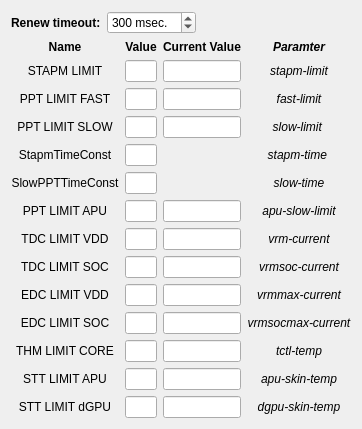
This is CtrlInfoWidget.ui in xodj/RyzenAdjCtrl as Qt 5 draws it before an edit. The edited form follows.
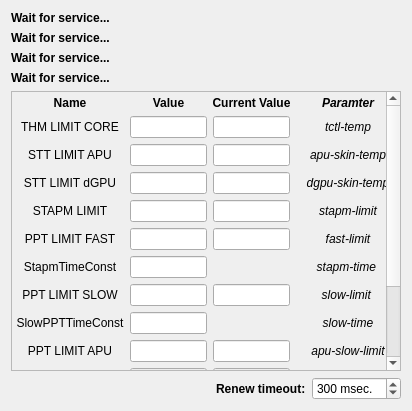
This is the edited form.

Patch:
```diff
--- a/CtrlInfoWidget.ui
+++ b/CtrlInfoWidget.ui
@@ -6,8 +6,8 @@
    <rect>
     <x>0</x>
     <y>0</y>
-    <width>357</width>
-    <height>399</height>
+    <width>408</width>
+    <height>411</height>
    </rect>
   </property>
   <property name="minimumSize">
@@ -19,74 +19,120 @@
   <property name="windowTitle">
    <string>Form</string>
   </property>
+  <layout class="QVBoxLayout" name="verticalLayout_2">
+   <item>
+    <layout class="QGridLayout" name="gridLayout">
+     <item row="1" column="0">
+      <widget class="QLabel" name="biosVersion">
+       <property name="font">
+        <font>
+         <weight>75</weight>
+         <bold>true</bold>
+        </font>
+       </property>
+       <property name="text">
+        <string>Wait for service...</string>
+       </property>
+      </widget>
+     </item>
+     <item row="2" column="0">
+      <widget class="QLabel" name="pmTableVersion">
+       <property name="font">
+        <font>
+         <weight>75</weight>
+         <bold>true</bold>
+        </font>
+       </property>
+       <property name="text">
+        <string>Wait for service...</string>
+       </property>
+      </widget>
+     </item>
+     <item row="0" column="0">
+      <widget class="QLabel" name="ryzenFamily">
+       <property name="font">
+        <font>
+         <weight>75</weight>
+         <bold>true</bold>
+        </font>
+       </property>
+       <property name="text">
+        <string>Wait for service...</string>
+       </property>
+      </widget>
+     </item>
+     <item row="3" column="0">
+      <widget class="QLabel" name="ryzenAdjVersion">
+       <property name="font">
+        <font>
+         <weight>75</weight>
+         <bold>true</bold>
+        </font>
+       </property>
+       <property name="text">
+        <string>Wait for service...</string>
+       </property>
+      </widget>
+     </item>
+    </layout>
+   </item>
+   <item>
+    <widget class="QScrollArea" name="scrollArea">
+     <property name="minimumSize">
+      <size>
+       <width>390</width>
+       <height>0</height>
+      </size>
+     </property>
+     <property name="horizontalScrollBarPolicy">
+      <enum>Qt::ScrollBarAlwaysOff</enum>
+     </property>
+     <property name="sizeAdjustPolicy">
+      <enum>QAbstractScrollArea::AdjustToContents</enum>
+     </property>
+     <property name="widgetResizable">
+      <bool>true</bool>
+     </property>
+     <widget class="QWidget" name="scrollAreaWidgetContents">
+      <property name="geometry">
+       <rect>
+        <x>0</x>
+        <y>0</y>
+        <width>371</width>
+        <height>361</height>
+       </rect>
+      </property>
   <layout class="QVBoxLayout" name="verticalLayout">
-   <item>
-    <layout class="QHBoxLayout" name="horizontalLayout">
-     <item>
-      <widget class="QLabel" name="label">
-       <property name="font">
-        <font>
-         <weight>75</weight>
-         <bold>true</bold>
-        </font>
+       <property name="leftMargin">
+        <number>4</number>
        </property>
-       <property name="text">
-        <string>Renew timeout:</string>
+       <property name="topMargin">
+        <number>4</number>
        </property>
-      </widget>
-     </item>
-     <item>
-      <widget class="QSpinBox" name="spinBox">
-       <property name="suffix">
-        <string> msec.</string>
+       <property name="rightMargin">
+        <number>4</number>
        </property>
-       <property name="minimum">
-        <number>100</number>
+       <property name="bottomMargin">
+        <number>4</number>
        </property>
-       <property name="maximum">
-        <number>3600</number>
-       </property>
-       <property name="singleStep">
-        <number>100</number>
-       </property>
-       <property name="value">
-        <number>300</number>
-       </property>
-      </widget>
-     </item>
-     <item>
-      <spacer name="horizontalSpacer">
-       <property name="orientation">
-        <enum>Qt::Horizontal</enum>
-       </property>
-       <property name="sizeHint" stdset="0">
-        <size>
-         <width>40</width>
-         <height>20</height>
-        </size>
-       </property>
-      </spacer>
-     </item>
-    </layout>
-   </item>
    <item>
     <layout class="QGridLayout" name="gridLayout_2">
      <item row="5" column="4">
-      <widget class="QLabel" name="label_19">
+          <widget class="QLabel" name="label_33">
        <property name="font">
         <font>
          <italic>true</italic>
         </font>
        </property>
        <property name="text">
-        <string>slow-time</string>
+            <string>fast-limit</string>
        </property>
        <property name="alignment">
         <set>Qt::AlignCenter</set>
        </property>
       </widget>
      </item>
-     <item row="10" column="0">
+         <item row="15" column="0">
       <widget class="QLabel" name="label_15">
        <property name="text">
         <string>EDC LIMIT SOC</string>
@@ -96,56 +142,57 @@
        </property>
       </widget>
      </item>
-     <item row="7" column="3">
-      <widget class="QLineEdit" name="vrm_current_value">
+         <item row="4" column="3">
+          <widget class="QLineEdit" name="stapm_value">
        <property name="readOnly">
         <bool>true</bool>
        </property>
       </widget>
      </item>
-     <item row="7" column="0">
-      <widget class="QLabel" name="label_12">
+         <item row="0" column="3">
+          <widget class="QLabel" name="label_8">
+           <property name="minimumSize">
+            <size>
+             <width>77</width>
+             <height>0</height>
+            </size>
+           </property>
+           <property name="font">
+            <font>
+             <weight>75</weight>
+             <bold>true</bold>
+            </font>
+           </property>
+           <property name="layoutDirection">
+            <enum>Qt::LeftToRight</enum>
+           </property>
        <property name="text">
-        <string>TDC LIMIT VDD</string>
-       </property>
+            <string>Current Value</string>
+           </property>
+           <property name="textFormat">
+            <enum>Qt::AutoText</enum>
+           </property>
        <property name="alignment">
         <set>Qt::AlignCenter</set>
        </property>
       </widget>
      </item>
-     <item row="9" column="2">
-      <widget class="QLineEdit" name="vrmmax_current">
-       <property name="readOnly">
-        <bool>true</bool>
+         <item row="1" column="4">
+          <widget class="QLabel" name="label_27">
+           <property name="font">
+            <font>
+             <italic>true</italic>
+            </font>
+           </property>
+           <property name="text">
+            <string>tctl-temp</string>
+           </property>
+           <property name="alignment">
+            <set>Qt::AlignCenter</set>
        </property>
       </widget>
      </item>
      <item row="2" column="4">
-      <widget class="QLabel" name="label_33">
-       <property name="font">
-        <font>
-         <italic>true</italic>
-        </font>
-       </property>
-       <property name="text">
-        <string>fast-limit</string>
-       </property>
-       <property name="alignment">
-        <set>Qt::AlignCenter</set>
-       </property>
-      </widget>
-     </item>
-     <item row="11" column="0">
-      <widget class="QLabel" name="label_16">
-       <property name="text">
-        <string>THM LIMIT CORE</string>
-       </property>
-       <property name="alignment">
-        <set>Qt::AlignCenter</set>
-       </property>
-      </widget>
-     </item>
-     <item row="12" column="4">
       <widget class="QLabel" name="label_29">
        <property name="font">
         <font>
@@ -160,29 +207,298 @@
        </property>
       </widget>
      </item>
-     <item row="7" column="4">
-      <widget class="QLabel" name="label_22">
+         <item row="13" column="2">
+          <widget class="QLineEdit" name="vrmsoc_current">
+           <property name="readOnly">
+            <bool>true</bool>
+           </property>
+          </widget>
+         </item>
+         <item row="9" column="4">
+          <widget class="QLabel" name="label_19">
        <property name="font">
         <font>
          <italic>true</italic>
         </font>
        </property>
        <property name="text">
-        <string>vrm-current</string>
+            <string>slow-time</string>
        </property>
        <property name="alignment">
         <set>Qt::AlignCenter</set>
        </property>
       </widget>
      </item>
-     <item row="2" column="3">
+         <item row="15" column="3">
+          <widget class="QLineEdit" name="vrmsocmax_current_value">
+           <property name="readOnly">
+            <bool>true</bool>
+           </property>
+          </widget>
+         </item>
+         <item row="5" column="3">
       <widget class="QLineEdit" name="fast_value">
        <property name="readOnly">
         <bool>true</bool>
        </property>
       </widget>
      </item>
+         <item row="12" column="3">
+          <widget class="QLineEdit" name="vrmmax_current_value">
+           <property name="readOnly">
+            <bool>true</bool>
+           </property>
+          </widget>
+         </item>
+         <item row="10" column="3">
+          <widget class="QLineEdit" name="apu_slow_value">
+           <property name="readOnly">
+            <bool>true</bool>
+           </property>
+          </widget>
+         </item>
+         <item row="10" column="0">
+          <widget class="QLabel" name="label_11">
+           <property name="text">
+            <string>PPT LIMIT APU</string>
+           </property>
+           <property name="alignment">
+            <set>Qt::AlignCenter</set>
+           </property>
+          </widget>
+         </item>
+         <item row="15" column="2">
+          <widget class="QLineEdit" name="vrmsocmax_current">
+           <property name="readOnly">
+            <bool>true</bool>
+           </property>
+          </widget>
+         </item>
+         <item row="2" column="0">
+          <widget class="QLabel" name="label_25">
+           <property name="text">
+            <string>STT LIMIT APU</string>
+           </property>
+           <property name="alignment">
+            <set>Qt::AlignCenter</set>
+           </property>
+          </widget>
+         </item>
+         <item row="0" column="0">
+          <widget class="QLabel" name="label_2">
+           <property name="minimumSize">
+            <size>
+             <width>77</width>
+             <height>0</height>
+            </size>
+           </property>
+           <property name="font">
+            <font>
+             <weight>75</weight>
+             <bold>true</bold>
+            </font>
+           </property>
+           <property name="layoutDirection">
+            <enum>Qt::LeftToRight</enum>
+           </property>
+           <property name="text">
+            <string>Name</string>
+           </property>
+           <property name="textFormat">
+            <enum>Qt::AutoText</enum>
+           </property>
+           <property name="alignment">
+            <set>Qt::AlignCenter</set>
+           </property>
+          </widget>
+         </item>
+         <item row="1" column="0">
+          <widget class="QLabel" name="label_16">
+           <property name="text">
+            <string>THM LIMIT CORE</string>
+           </property>
+           <property name="alignment">
+            <set>Qt::AlignCenter</set>
+           </property>
+          </widget>
+         </item>
+         <item row="0" column="2">
+          <widget class="QLabel" name="label_7">
+           <property name="minimumSize">
+            <size>
+             <width>77</width>
+             <height>0</height>
+            </size>
+           </property>
+           <property name="sizeIncrement">
+            <size>
+             <width>0</width>
+             <height>0</height>
+            </size>
+           </property>
+           <property name="font">
+            <font>
+             <weight>75</weight>
+             <bold>true</bold>
+            </font>
+           </property>
+           <property name="layoutDirection">
+            <enum>Qt::LeftToRight</enum>
+           </property>
+           <property name="text">
+            <string>Value</string>
+           </property>
+           <property name="textFormat">
+            <enum>Qt::AutoText</enum>
+           </property>
+           <property name="alignment">
+            <set>Qt::AlignCenter</set>
+           </property>
+          </widget>
+         </item>
+         <item row="3" column="0">
+          <widget class="QLabel" name="label_24">
+           <property name="text">
+            <string>STT LIMIT dGPU</string>
+           </property>
+           <property name="alignment">
+            <set>Qt::AlignCenter</set>
+           </property>
+          </widget>
+         </item>
+         <item row="3" column="3">
+          <widget class="QLineEdit" name="dgpu_skin_temp_value">
+           <property name="readOnly">
+            <bool>true</bool>
+           </property>
+          </widget>
+         </item>
+         <item row="1" column="2">
+          <widget class="QLineEdit" name="tctl_temp">
+           <property name="readOnly">
+            <bool>true</bool>
+           </property>
+          </widget>
+         </item>
+         <item row="5" column="0">
+          <widget class="QLabel" name="label_4">
+           <property name="text">
+            <string>PPT LIMIT FAST</string>
+           </property>
+           <property name="alignment">
+            <set>Qt::AlignCenter</set>
+           </property>
+          </widget>
+         </item>
+         <item row="0" column="4">
+          <widget class="QLabel" name="label_9">
+           <property name="minimumSize">
+            <size>
+             <width>77</width>
+             <height>0</height>
+            </size>
+           </property>
+           <property name="font">
+            <font>
+             <weight>75</weight>
+             <italic>true</italic>
+             <bold>true</bold>
+            </font>
+           </property>
+           <property name="layoutDirection">
+            <enum>Qt::LeftToRight</enum>
+           </property>
+           <property name="text">
+            <string>Paramter</string>
+           </property>
+           <property name="textFormat">
+            <enum>Qt::AutoText</enum>
+           </property>
+           <property name="alignment">
+            <set>Qt::AlignCenter</set>
+           </property>
+          </widget>
+         </item>
      <item row="10" column="4">
+          <widget class="QLabel" name="label_21">
+           <property name="font">
+            <font>
+             <italic>true</italic>
+            </font>
+           </property>
+           <property name="text">
+            <string>apu-slow-limit</string>
+           </property>
+           <property name="alignment">
+            <set>Qt::AlignCenter</set>
+           </property>
+          </widget>
+         </item>
+         <item row="3" column="4">
+          <widget class="QLabel" name="label_30">
+           <property name="font">
+            <font>
+             <italic>true</italic>
+            </font>
+           </property>
+           <property name="text">
+            <string>dgpu-skin-temp</string>
+           </property>
+           <property name="alignment">
+            <set>Qt::AlignCenter</set>
+           </property>
+          </widget>
+         </item>
+         <item row="13" column="0">
+          <widget class="QLabel" name="label_13">
+           <property name="text">
+            <string>TDC LIMIT SOC</string>
+           </property>
+           <property name="alignment">
+            <set>Qt::AlignCenter</set>
+           </property>
+          </widget>
+         </item>
+         <item row="12" column="2">
+          <widget class="QLineEdit" name="vrmmax_current">
+           <property name="readOnly">
+            <bool>true</bool>
+           </property>
+          </widget>
+         </item>
+         <item row="7" column="4">
+          <widget class="QLabel" name="label_18">
+           <property name="font">
+            <font>
+             <italic>true</italic>
+            </font>
+           </property>
+           <property name="text">
+            <string>slow-limit </string>
+           </property>
+           <property name="alignment">
+            <set>Qt::AlignCenter</set>
+           </property>
+          </widget>
+         </item>
+         <item row="7" column="0">
+          <widget class="QLabel" name="label_5">
+           <property name="text">
+            <string>PPT LIMIT SLOW</string>
+           </property>
+           <property name="alignment">
+            <set>Qt::AlignCenter</set>
+           </property>
+          </widget>
+         </item>
+         <item row="2" column="3">
+          <widget class="QLineEdit" name="apu_skin_temp_value">
+           <property name="readOnly">
+            <bool>true</bool>
+           </property>
+          </widget>
+         </item>
+         <item row="15" column="4">
       <widget class="QLabel" name="label_28">
        <property name="font">
         <font>
@@ -197,36 +513,70 @@
        </property>
       </widget>
      </item>
+         <item row="11" column="2">
+          <widget class="QLineEdit" name="vrm_current">
+           <property name="readOnly">
+            <bool>true</bool>
+           </property>
+          </widget>
+         </item>
+         <item row="9" column="0">
+          <widget class="QLabel" name="label_10">
+           <property name="text">
+            <string>SlowPPTTimeConst</string>
+           </property>
+           <property name="alignment">
+            <set>Qt::AlignCenter</set>
+           </property>
+          </widget>
+         </item>
+         <item row="1" column="3">
+          <widget class="QLineEdit" name="tctl_temp_value">
+           <property name="readOnly">
+            <bool>true</bool>
+           </property>
+          </widget>
+         </item>
+         <item row="11" column="0">
+          <widget class="QLabel" name="label_12">
+           <property name="text">
+            <string>TDC LIMIT VDD</string>
+           </property>
+           <property name="alignment">
+            <set>Qt::AlignCenter</set>
+           </property>
+          </widget>
+         </item>
      <item row="5" column="2">
-      <widget class="QLineEdit" name="slow_time">
+          <widget class="QLineEdit" name="fast_limit">
        <property name="readOnly">
         <bool>true</bool>
        </property>
       </widget>
      </item>
-     <item row="11" column="4">
-      <widget class="QLabel" name="label_27">
+         <item row="7" column="3">
+          <widget class="QLineEdit" name="slow_value">
+           <property name="readOnly">
+            <bool>true</bool>
+           </property>
+          </widget>
+         </item>
+         <item row="13" column="4">
+          <widget class="QLabel" name="label_26">
        <property name="font">
         <font>
          <italic>true</italic>
         </font>
        </property>
        <property name="text">
-        <string>tctl-temp</string>
+            <string>vrmsoc-current</string>
        </property>
        <property name="alignment">
         <set>Qt::AlignCenter</set>
        </property>
       </widget>
      </item>
-     <item row="8" column="3">
-      <widget class="QLineEdit" name="vrmsoc_current_value">
-       <property name="readOnly">
-        <bool>true</bool>
-       </property>
-      </widget>
-     </item>
-     <item row="1" column="0">
+         <item row="4" column="0">
       <widget class="QLabel" name="label_3">
        <property name="text">
         <string>STAPM LIMIT</string>
@@ -236,21 +586,42 @@
        </property>
       </widget>
      </item>
-     <item row="12" column="2">
-      <widget class="QLineEdit" name="apu_skin_temp_limit">
-       <property name="readOnly">
-        <bool>true</bool>
-       </property>
-      </widget>
-     </item>
      <item row="7" column="2">
-      <widget class="QLineEdit" name="vrm_current">
+          <widget class="QLineEdit" name="slow_limit">
        <property name="readOnly">
         <bool>true</bool>
        </property>
       </widget>
      </item>
-     <item row="1" column="4">
+         <item row="3" column="2">
+          <widget class="QLineEdit" name="dgpu_skin_temp_limit">
+           <property name="readOnly">
+            <bool>true</bool>
+           </property>
+          </widget>
+         </item>
+         <item row="9" column="2">
+          <widget class="QLineEdit" name="slow_time">
+           <property name="readOnly">
+            <bool>true</bool>
+           </property>
+          </widget>
+         </item>
+         <item row="10" column="2">
+          <widget class="QLineEdit" name="apu_slow_limit">
+           <property name="readOnly">
+            <bool>true</bool>
+           </property>
+          </widget>
+         </item>
+         <item row="4" column="2">
+          <widget class="QLineEdit" name="stapm_limit">
+           <property name="readOnly">
+            <bool>true</bool>
+           </property>
+          </widget>
+         </item>
+         <item row="4" column="4">
       <widget class="QLabel" name="label_17">
        <property name="font">
         <font>
@@ -265,44 +636,7 @@
        </property>
       </widget>
      </item>
-     <item row="0" column="2">
-      <widget class="QLabel" name="label_7">
-       <property name="font">
-        <font>
-         <weight>75</weight>
-         <bold>true</bold>
-        </font>
-       </property>
-       <property name="layoutDirection">
-        <enum>Qt::LeftToRight</enum>
-       </property>
-       <property name="text">
-        <string>Value</string>
-       </property>
-       <property name="textFormat">
-        <enum>Qt::AutoText</enum>
-       </property>
-       <property name="alignment">
-        <set>Qt::AlignCenter</set>
-       </property>
-      </widget>
-     </item>
-     <item row="3" column="4">
-      <widget class="QLabel" name="label_18">
-       <property name="font">
-        <font>
-         <italic>true</italic>
-        </font>
-       </property>
-       <property name="text">
-        <string>slow-limit </string>
-       </property>
-       <property name="alignment">
-        <set>Qt::AlignCenter</set>
-       </property>
-      </widget>
-     </item>
-     <item row="9" column="0">
+         <item row="12" column="0">
       <widget class="QLabel" name="label_14">
        <property name="text">
         <string>EDC LIMIT VDD</string>
@@ -312,92 +646,14 @@
        </property>
       </widget>
      </item>
-     <item row="3" column="0">
-      <widget class="QLabel" name="label_5">
-       <property name="text">
-        <string>PPT LIMIT SLOW</string>
-       </property>
-       <property name="alignment">
-        <set>Qt::AlignCenter</set>
-       </property>
-      </widget>
-     </item>
-     <item row="3" column="2">
-      <widget class="QLineEdit" name="slow_limit">
+         <item row="2" column="2">
+          <widget class="QLineEdit" name="apu_skin_temp_limit">
        <property name="readOnly">
         <bool>true</bool>
        </property>
       </widget>
      </item>
-     <item row="13" column="4">
-      <widget class="QLabel" name="label_30">
-       <property name="font">
-        <font>
-         <italic>true</italic>
-        </font>
-       </property>
-       <property name="text">
-        <string>dgpu-skin-temp</string>
-       </property>
-       <property name="alignment">
-        <set>Qt::AlignCenter</set>
-       </property>
-      </widget>
-     </item>
-     <item row="4" column="4">
-      <widget class="QLabel" name="label_20">
-       <property name="font">
-        <font>
-         <italic>true</italic>
-        </font>
-       </property>
-       <property name="text">
-        <string>stapm-time </string>
-       </property>
-       <property name="alignment">
-        <set>Qt::AlignCenter</set>
-       </property>
-      </widget>
-     </item>
-     <item row="4" column="2">
-      <widget class="QLineEdit" name="stapm_time">
-       <property name="readOnly">
-        <bool>true</bool>
-       </property>
-      </widget>
-     </item>
-     <item row="11" column="3">
-      <widget class="QLineEdit" name="tctl_temp_value">
-       <property name="readOnly">
-        <bool>true</bool>
-       </property>
-      </widget>
-     </item>
-     <item row="3" column="3">
-      <widget class="QLineEdit" name="slow_value">
-       <property name="readOnly">
-        <bool>true</bool>
-       </property>
-      </widget>
-     </item>
-     <item row="2" column="0">
-      <widget class="QLabel" name="label_4">
-       <property name="text">
-        <string>PPT LIMIT FAST</string>
-       </property>
-       <property name="alignment">
-        <set>Qt::AlignCenter</set>
-       </property>
-      </widget>
-     </item>
-     <item row="8" column="2">
-      <widget class="QLineEdit" name="vrmsoc_current">
-       <property name="readOnly">
-        <bool>true</bool>
-       </property>
-      </widget>
-     </item>
-     <item row="9" column="4">
+         <item row="12" column="4">
       <widget class="QLabel" name="label_23">
        <property name="font">
         <font>
@@ -412,36 +668,36 @@
        </property>
       </widget>
      </item>
-     <item row="13" column="2">
-      <widget class="QLineEdit" name="dgpu_skin_temp_limit">
-       <property name="readOnly">
-        <bool>true</bool>
-       </property>
-      </widget>
-     </item>
-     <item row="9" column="3">
-      <widget class="QLineEdit" name="vrmmax_current_value">
-       <property name="readOnly">
-        <bool>true</bool>
-       </property>
-      </widget>
-     </item>
-     <item row="6" column="4">
-      <widget class="QLabel" name="label_21">
+         <item row="11" column="4">
+          <widget class="QLabel" name="label_22">
        <property name="font">
         <font>
          <italic>true</italic>
         </font>
        </property>
        <property name="text">
-        <string>apu-slow-limit</string>
+            <string>vrm-current</string>
        </property>
        <property name="alignment">
         <set>Qt::AlignCenter</set>
        </property>
       </widget>
      </item>
-     <item row="4" column="0">
+         <item row="13" column="3">
+          <widget class="QLineEdit" name="vrmsoc_current_value">
+           <property name="readOnly">
+            <bool>true</bool>
+           </property>
+          </widget>
+         </item>
+         <item row="11" column="3">
+          <widget class="QLineEdit" name="vrm_current_value">
+           <property name="readOnly">
+            <bool>true</bool>
+           </property>
+          </widget>
+         </item>
+         <item row="6" column="0">
       <widget class="QLabel" name="label_6">
        <property name="text">
         <string>StapmTimeConst</string>
@@ -451,205 +707,78 @@
        </property>
       </widget>
      </item>
-     <item row="12" column="3">
-      <widget class="QLineEdit" name="apu_skin_temp_value">
-       <property name="readOnly">
-        <bool>true</bool>
-       </property>
-      </widget>
-     </item>
-     <item row="8" column="4">
-      <widget class="QLabel" name="label_26">
-       <property name="font">
-        <font>
-         <italic>true</italic>
-        </font>
-       </property>
-       <property name="text">
-        <string>vrmsoc-current</string>
-       </property>
-       <property name="alignment">
-        <set>Qt::AlignCenter</set>
-       </property>
-      </widget>
-     </item>
-     <item row="8" column="0">
-      <widget class="QLabel" name="label_13">
-       <property name="text">
-        <string>TDC LIMIT SOC</string>
-       </property>
-       <property name="alignment">
-        <set>Qt::AlignCenter</set>
-       </property>
-      </widget>
-     </item>
-     <item row="1" column="2">
-      <widget class="QLineEdit" name="stapm_limit">
-       <property name="readOnly">
-        <bool>true</bool>
-       </property>
-      </widget>
-     </item>
-     <item row="10" column="3">
-      <widget class="QLineEdit" name="vrmsocmax_current_value">
-       <property name="readOnly">
-        <bool>true</bool>
-       </property>
-      </widget>
-     </item>
-     <item row="0" column="0">
-      <widget class="QLabel" name="label_2">
-       <property name="font">
-        <font>
-         <weight>75</weight>
-         <bold>true</bold>
-        </font>
-       </property>
-       <property name="layoutDirection">
-        <enum>Qt::LeftToRight</enum>
-       </property>
-       <property name="text">
-        <string>Name</string>
-       </property>
-       <property name="textFormat">
-        <enum>Qt::AutoText</enum>
-       </property>
-       <property name="alignment">
-        <set>Qt::AlignCenter</set>
-       </property>
-      </widget>
-     </item>
-     <item row="13" column="0">
-      <widget class="QLabel" name="label_24">
-       <property name="text">
-        <string>STT LIMIT dGPU</string>
-       </property>
-       <property name="alignment">
-        <set>Qt::AlignCenter</set>
-       </property>
-      </widget>
-     </item>
-     <item row="0" column="4">
-      <widget class="QLabel" name="label_9">
-       <property name="font">
-        <font>
-         <weight>75</weight>
-         <italic>true</italic>
-         <bold>true</bold>
-        </font>
-       </property>
-       <property name="layoutDirection">
-        <enum>Qt::LeftToRight</enum>
-       </property>
-       <property name="text">
-        <string>Paramter</string>
-       </property>
-       <property name="textFormat">
-        <enum>Qt::AutoText</enum>
-       </property>
-       <property name="alignment">
-        <set>Qt::AlignCenter</set>
-       </property>
-      </widget>
-     </item>
      <item row="6" column="2">
-      <widget class="QLineEdit" name="apu_slow_limit">
+          <widget class="QLineEdit" name="stapm_time">
        <property name="readOnly">
         <bool>true</bool>
        </property>
       </widget>
      </item>
-     <item row="1" column="3">
-      <widget class="QLineEdit" name="stapm_value">
-       <property name="readOnly">
-        <bool>true</bool>
-       </property>
-      </widget>
-     </item>
-     <item row="6" column="0">
-      <widget class="QLabel" name="label_11">
+         <item row="6" column="4">
+          <widget class="QLabel" name="label_20">
+           <property name="font">
+            <font>
+             <italic>true</italic>
+            </font>
+           </property>
        <property name="text">
-        <string>PPT LIMIT APU</string>
+            <string>stapm-time </string>
        </property>
        <property name="alignment">
         <set>Qt::AlignCenter</set>
        </property>
       </widget>
      </item>
-     <item row="12" column="0">
-      <widget class="QLabel" name="label_25">
-       <property name="text">
-        <string>STT LIMIT APU</string>
-       </property>
-       <property name="alignment">
-        <set>Qt::AlignCenter</set>
-       </property>
-      </widget>
-     </item>
-     <item row="13" column="3">
-      <widget class="QLineEdit" name="dgpu_skin_temp_value">
-       <property name="readOnly">
-        <bool>true</bool>
-       </property>
-      </widget>
-     </item>
-     <item row="11" column="2">
-      <widget class="QLineEdit" name="tctl_temp">
-       <property name="readOnly">
-        <bool>true</bool>
+        </layout>
+       </item>
+      </layout>
+     </widget>
+    </widget>
+   </item>
+   <item>
+    <layout class="QHBoxLayout" name="horizontalLayout">
+     <item>
+      <spacer name="horizontalSpacer">
+       <property name="orientation">
+        <enum>Qt::Horizontal</enum>
        </property>
-      </widget>
+       <property name="sizeHint" stdset="0">
+        <size>
+         <width>40</width>
+         <height>20</height>
+        </size>
+       </property>
+      </spacer>
      </item>
-     <item row="0" column="3">
-      <widget class="QLabel" name="label_8">
+     <item>
+      <widget class="QLabel" name="label">
        <property name="font">
         <font>
          <weight>75</weight>
          <bold>true</bold>
         </font>
        </property>
-       <property name="layoutDirection">
-        <enum>Qt::LeftToRight</enum>
-       </property>
        <property name="text">
-        <string>Current Value</string>
+        <string>Renew timeout:</string>
        </property>
-       <property name="textFormat">
-        <enum>Qt::AutoText</enum>
-       </property>
-       <property name="alignment">
-        <set>Qt::AlignCenter</set>
-       </property>
       </widget>
      </item>
-     <item row="10" column="2">
-      <widget class="QLineEdit" name="vrmsocmax_current">
-       <property name="readOnly">
-        <bool>true</bool>
+     <item>
+      <widget class="QSpinBox" name="spinBox">
+       <property name="suffix">
+        <string> msec.</string>
        </property>
-      </widget>
-     </item>
-     <item row="2" column="2">
-      <widget class="QLineEdit" name="fast_limit">
-       <property name="readOnly">
-        <bool>true</bool>
+       <property name="minimum">
+        <number>100</number>
        </property>
-      </widget>
-     </item>
-     <item row="5" column="0">
-      <widget class="QLabel" name="label_10">
-       <property name="text">
-        <string>SlowPPTTimeConst</string>
+       <property name="maximum">
+        <number>3600</number>
        </property>
-       <property name="alignment">
-        <set>Qt::AlignCenter</set>
+       <property name="singleStep">
+        <number>100</number>
        </property>
-      </widget>
-     </item>
-     <item row="6" column="3">
-      <widget class="QLineEdit" name="apu_slow_value">
-       <property name="readOnly">
-        <bool>true</bool>
+       <property name="value">
+        <number>300</number>
        </property>
       </widget>
      </item>
```
Lines whose indentation alone changed are shown as unchanged.
